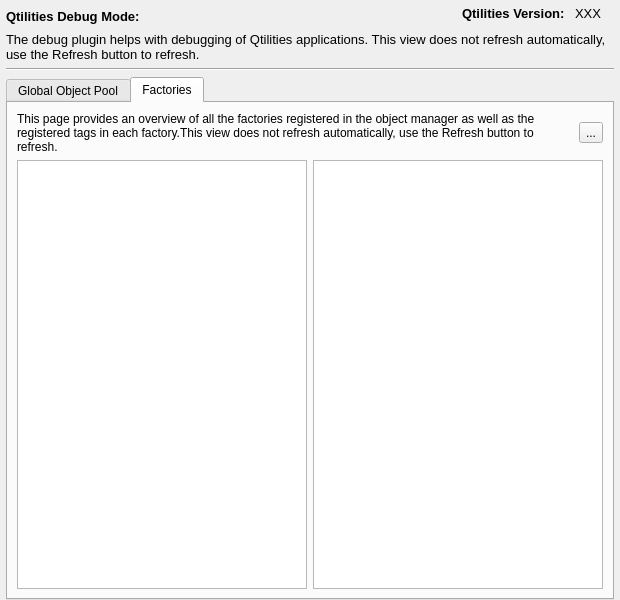
JPNaude/Qtilities, file src/Plugins/DebugPlugin/source/DebugWidget.ui: the form before one commit.
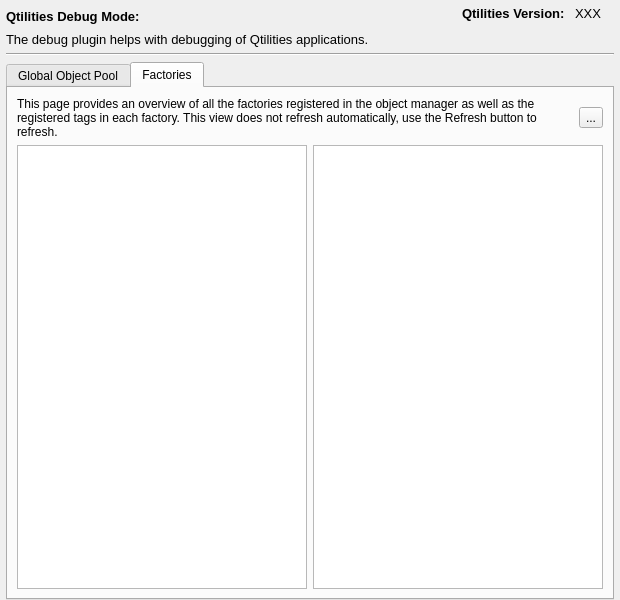
The form after the commit. The open tabs and pages were chosen to show the change.

Commit message: Factory classes renamed again! Last time hopefully.

Patch:
```diff
--- a/src/Plugins/DebugPlugin/source/DebugWidget.ui
+++ b/src/Plugins/DebugPlugin/source/DebugWidget.ui
@@ -118,7 +118,7 @@
 &lt;html&gt;&lt;head&gt;&lt;meta name=&quot;qrichtext&quot; content=&quot;1&quot; /&gt;&lt;style type=&quot;text/css&quot;&gt;
 p, li { white-space: pre-wrap; }
 &lt;/style&gt;&lt;/head&gt;&lt;body style=&quot; font-family:'MS Shell Dlg 2'; font-size:10pt; font-weight:400; font-style:normal;&quot;&gt;
-&lt;p style=&quot; margin-top:0px; margin-bottom:0px; margin-left:0px; margin-right:0px; -qt-block-indent:0; text-indent:0px;&quot;&gt;The debug plugin helps with debugging of Qtilities applications. This view does not refresh automatically, use the Refresh button to refresh.&lt;/p&gt;&lt;/body&gt;&lt;/html&gt;</string>
+&lt;p style=&quot; margin-top:0px; margin-bottom:0px; margin-left:0px; margin-right:0px; -qt-block-indent:0; text-indent:0px;&quot;&gt;The debug plugin helps with debugging of Qtilities applications.&lt;/p&gt;&lt;/body&gt;&lt;/html&gt;</string>
       </property>
       <property name="wordWrap">
        <bool>true</bool>
@@ -182,7 +182,7 @@
           <item>
            <widget class="QLabel" name="label_4">
             <property name="text">
-             <string>This page provides an overview of all the factories registered in the object manager as well as the registered tags in each factory.This view does not refresh automatically, use the Refresh button to refresh. </string>
+             <string>This page provides an overview of all the factories registered in the object manager as well as the registered tags in each factory. This view does not refresh automatically, use the Refresh button to refresh. </string>
             </property>
             <property name="wordWrap">
              <bool>true</bool>
```
Left out of the diff: 2 changed lines with no effect on the pictures. The commit also changes 55 other files.
